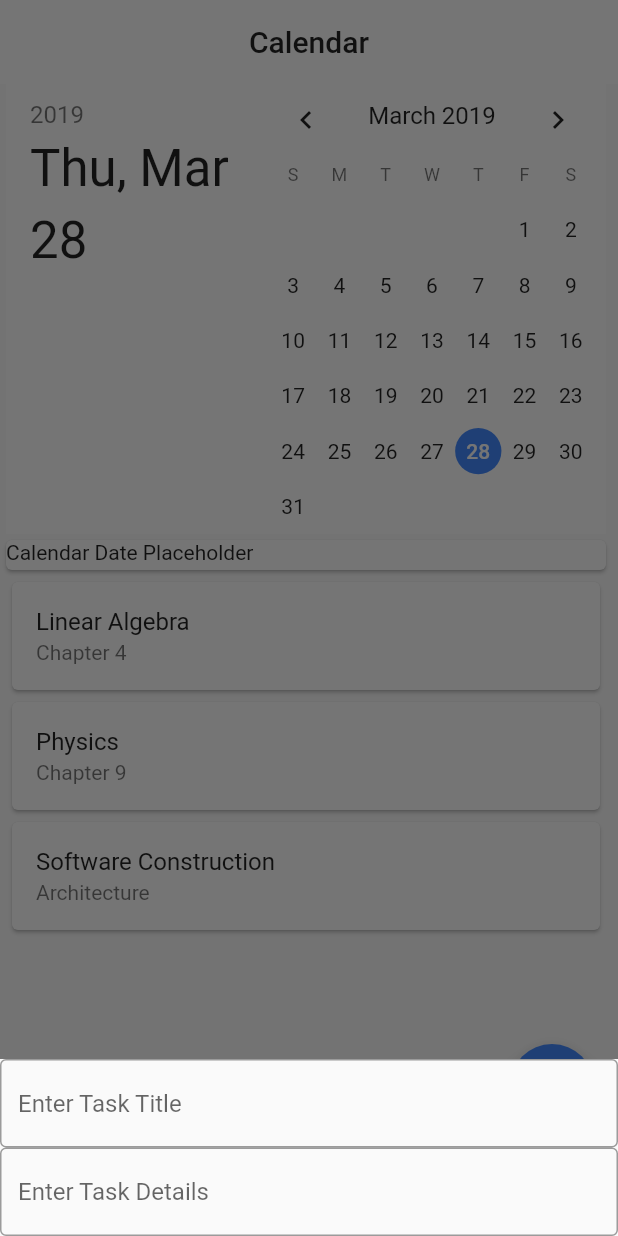
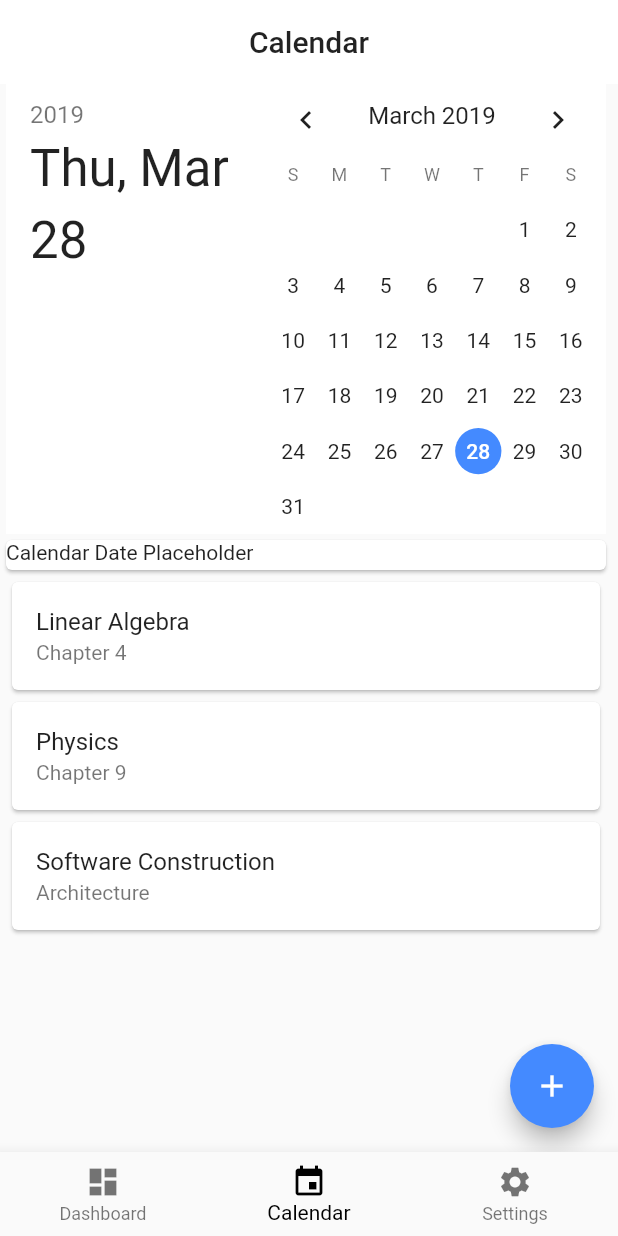
Before and after one commit to Renzo-Olivares/dash, a Flutter app: the screen it shows after launch, item 2 of the bottom bar chosen, after a tap on the "add" icon, on a phone screen of 412 x 824 dp. Run offline on Flutter 3.47's test engine with Material 2 defaults, Android fonts, the phone set to English and light mode, and no system bars; our stand-ins replace auto_size_text.

Commit message:
clean up use of new keyword and formatting

```diff
--- a/lib/animatedlist_widget.dart
+++ b/lib/animatedlist_widget.dart
@@ -38,12 +38,10 @@ class _AnimatedTaskListState extends State<AnimatedTaskList> {
                   (BuildContext context, int index, Animation animation) {
                 return Dismissible(
                     key: ValueKey("placeholder"), //make key index of list
-                    onDismissed: (both){
-
-                    },
+                    onDismissed: (both) {},
                     background: Card(
                         child: Container(
-                          alignment: Alignment.centerLeft,
+                            alignment: Alignment.centerLeft,
                             padding: EdgeInsets.only(left: 20.0),
                             color: Colors.blueAccent,
                             child: Icon(
--- a/lib/calendar_widget.dart
+++ b/lib/calendar_widget.dart
@@ -8,7 +8,8 @@ class Calendar extends StatefulWidget {
 }
 
 class _CalendarState extends State<Calendar> {
-  final AnimatedTaskList calendarTasks = AnimatedTaskList(GlobalKey<AnimatedListState>(debugLabel: "key 4"));
+  final AnimatedTaskList calendarTasks =
+      AnimatedTaskList(GlobalKey<AnimatedListState>(debugLabel: "key 4"));
   @override
   Widget build(BuildContext context) {
     // TODO: implement build
@@ -18,19 +19,19 @@ class _CalendarState extends State<Calendar> {
     final selectableDayPredicate = null;
     final initialDatePickerMode = DatePickerModeCustom.day;
     return Scaffold(
-        appBar: new AppBar(
+        appBar: AppBar(
           centerTitle: true,
-          title: new Text('Calendar'),
+          title: Text('Calendar'),
           elevation: 0,
         ),
-        floatingActionButton: new FloatingActionButton(
+        floatingActionButton: FloatingActionButton(
             onPressed: () {
               _onFabPress(context);
             },
-            child: new Icon(Icons.add)),
+            child: Icon(Icons.add)),
         body: Column(
           children: <Widget>[
-            new DatePickerDialog(
+            DatePickerDialog(
               initialDate: selectedDate,
               firstDate: firstDate,
               lastDate: lastDate,
@@ -47,22 +48,5 @@ class _CalendarState extends State<Calendar> {
         ));
   }
 
-  void _onFabPress(context) {
-    showModalBottomSheet(
-        context: context,
-        builder: (BuildContext bc) {
-          return Container(
-              child: new Wrap(children: <Widget>[
-            new TextField(
-                decoration: InputDecoration(
-                    border: OutlineInputBorder(),
-                    hintText: 'Enter Task Title')),
-            new TextField(
-                decoration: InputDecoration(
-              border: OutlineInputBorder(),
-              hintText: 'Enter Task Details',
-            )),
-          ]));
-        });
-  }
+  void _onFabPress(context) {}
 }
--- a/lib/dashboard_widget.dart
+++ b/lib/dashboard_widget.dart
@@ -15,21 +15,21 @@ class _DashboardState extends State<Dashboard> {
   @override
   Widget build(BuildContext context) {
     return Scaffold(
-      appBar: new AppBar(
+      appBar: AppBar(
         centerTitle: true,
         actions: <Widget>[
-          new IconButton(icon: new Icon(Icons.grid_on), onPressed: null)
+          IconButton(icon: Icon(Icons.grid_on), onPressed: null)
         ],
-        title: new Text('Dashboard'),
+        title: Text('Dashboard'),
         elevation: 0,
       ),
-      floatingActionButton: new FloatingActionButton(
+      floatingActionButton: FloatingActionButton(
           onPressed: () {
             _onFabPress(context);
           },
-          child: new Icon(Icons.add)),
+          child: Icon(Icons.add)),
       body: Scaffold(
-        appBar: new SearchWidget(
+        appBar: SearchWidget(
           onPressed: () => print('implement search'),
           icon: Icons.search,
           title: 'Search',
@@ -43,19 +43,19 @@ class _DashboardState extends State<Dashboard> {
                 child: Container(
                   child: Padding(
                     padding: const EdgeInsets.all(16.0),
-                    child: new TabBar(
+                    child: TabBar(
                         unselectedLabelColor: Colors.black45,
                         labelColor: Colors.white,
                         indicator: CustomTabIndicator(),
                         tabs: <Widget>[
-                          new Tab(text: "Past"),
-                          new Tab(text: "Today"),
-                          new Tab(text: "Future")
+                          Tab(text: "Past"),
+                          Tab(text: "Today"),
+                          Tab(text: "Future")
                         ]),
                   ),
                 ),
               ),
-              body: new TabBarView(
+              body: TabBarView(
                 children: <Widget>[
                   pastList,
                   todayList,
@@ -70,30 +70,13 @@ class _DashboardState extends State<Dashboard> {
   void _onFabPress(context) {
     pastList.addUser();
   }
-  /*showModalBottomSheet(
-        context: context,
-        builder: (BuildContext bc) {
-          return Container(
-              child: new Wrap(children: <Widget>[
-            new TextField(
-                decoration: InputDecoration(
-                    border: OutlineInputBorder(),
-                    hintText: 'Enter Task Title')),
-            new TextField(
-                decoration: InputDecoration(
-              border: OutlineInputBorder(),
-              hintText: 'Enter Task Details',
-            )),
-          ]));
-        });
-  }*/
 }
 
 class CustomTabIndicator extends Decoration {
   @override
   BoxPainter createBoxPainter([onChanged]) {
     // TODO: implement createBoxPainter
-    return new _CustomPainter(this, onChanged);
+    return _CustomPainter(this, onChanged);
   }
 }
 
--- a/lib/homenav_widget.dart
+++ b/lib/homenav_widget.dart
@@ -21,12 +21,12 @@ class _HomenavState extends State<Homenav> {
           fixedColor: Colors.black,
           currentIndex: _currentIndex,
           items: [
-            new BottomNavigationBarItem(
-                icon: new Icon(Icons.dashboard), title: new Text('Dashboard')),
-            new BottomNavigationBarItem(
-                icon: new Icon(Icons.event), title: new Text('Calendar')),
-            new BottomNavigationBarItem(
-                icon: new Icon(Icons.settings), title: new Text('Settings'))
+            BottomNavigationBarItem(
+                icon: Icon(Icons.dashboard), title: Text('Dashboard')),
+            BottomNavigationBarItem(
+                icon: Icon(Icons.event), title: Text('Calendar')),
+            BottomNavigationBarItem(
+                icon: Icon(Icons.settings), title: Text('Settings'))
           ]),
     );
   }
--- a/lib/main.dart
+++ b/lib/main.dart
@@ -2,7 +2,7 @@ import 'package:flutter/material.dart';
 import 'homenav_widget.dart';
 import 'package:flutter/services.dart';
 
-void main() => runApp(new MyApp());
+void main() => runApp(MyApp());
 
 class MyApp extends StatelessWidget {
   @override
@@ -13,11 +13,11 @@ class MyApp extends StatelessWidget {
         systemNavigationBarColor: Colors.white,
         systemNavigationBarIconBrightness: Brightness.dark));
     _updateNavigationBarIconBrightness();
-    return new MaterialApp(
+    return MaterialApp(
         title: 'Dash',
         home: Homenav(),
-        theme: new ThemeData(primaryColor: Colors.white,
-        accentColor: Colors.blueAccent));
+        theme: ThemeData(
+            primaryColor: Colors.white, accentColor: Colors.blueAccent));
   }
 
   void _updateNavigationBarIconBrightness() async {
--- a/lib/search_widget.dart
+++ b/lib/search_widget.dart
@@ -37,7 +37,7 @@ class SearchWidget extends StatelessWidget implements PreferredSizeWidget {
                         Colors.grey[200],
                         Colors.grey[100],
                       ]),
-                  borderRadius: new BorderRadius.all(Radius.circular(30))),
+                  borderRadius: BorderRadius.all(Radius.circular(30))),
               child: Row(
                   mainAxisSize: MainAxisSize.max,
                   crossAxisAlignment: CrossAxisAlignment.center,
--- a/lib/settings_widget.dart
+++ b/lib/settings_widget.dart
@@ -9,9 +9,9 @@ class _SettingsState extends State<Settings> {
   @override
   Widget build(BuildContext context) {
     return Scaffold(
-      appBar: new AppBar(
+      appBar: AppBar(
         centerTitle: true,
-        title: new Text('Settings'),
+        title: Text('Settings'),
         elevation: 0,
       ),
     );
```
